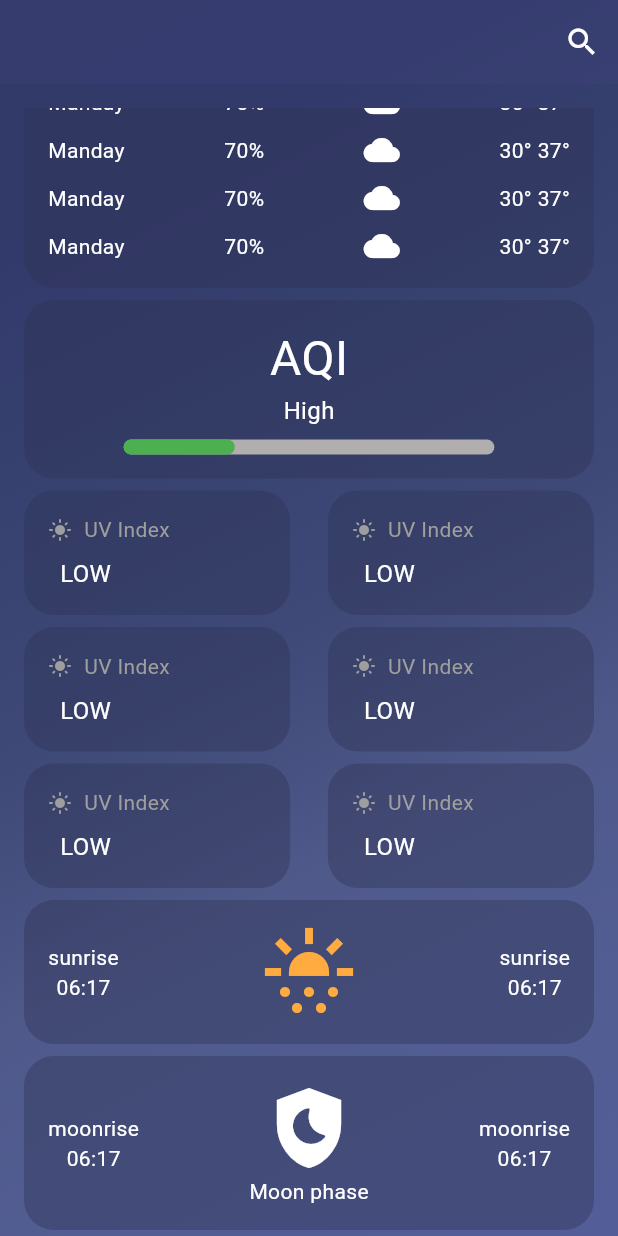
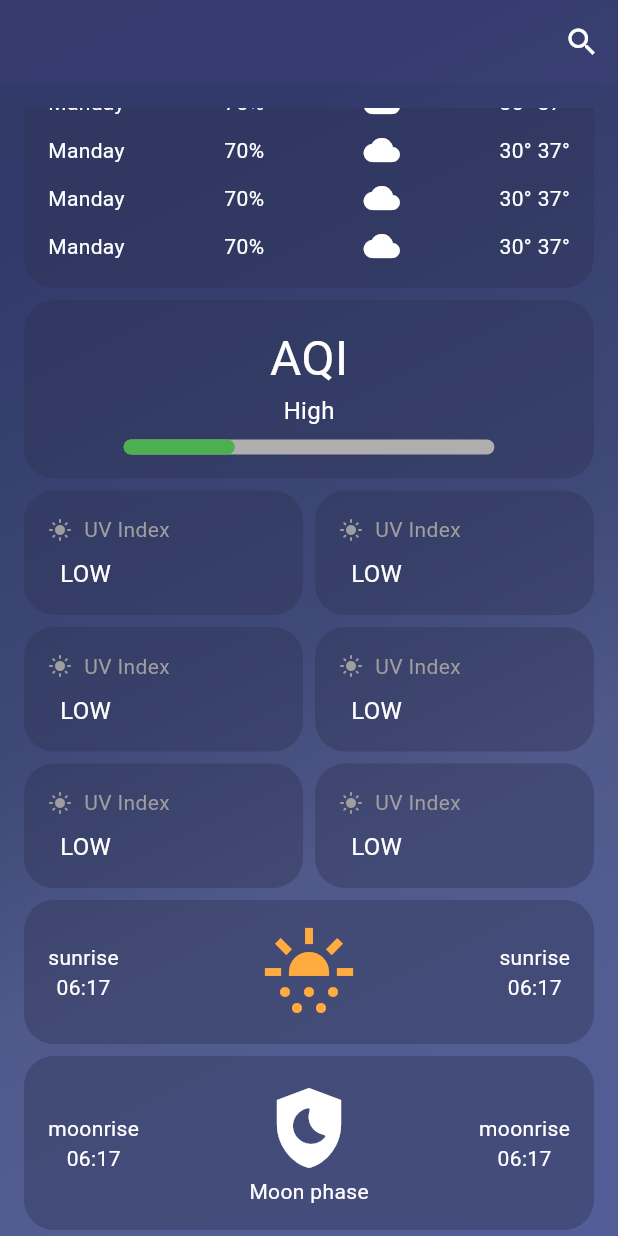
Before and after one commit to Mahmoudkhalafalah/NewsWeatherApp, a Flutter app: the screen it shows after launch, scrolled down 333 dp, on a phone screen of 412 x 824 dp. Run offline on Flutter 3.47's test engine with Material 3 defaults, Android fonts, the phone set to English and light mode, and no system bars; our stand-ins replace dio.

Commit message:
weather screen ui updated

```diff
--- a/lib/cubits/get_weather_cubit/get_weather_cubit.dart
+++ b/lib/cubits/get_weather_cubit/get_weather_cubit.dart
@@ -1,4 +1,4 @@
-import 'package:flutter_bloc/flutter_bloc.dart';
+/*import 'package:flutter_bloc/flutter_bloc.dart';
 import '../../services/weather_serivce.dart';
 import 'package:news_weather_app_project/cubits/get_weather_cubit/get_weather_states.dart';
 
@@ -17,4 +17,4 @@ class GetWeatherCubit extends Cubit<WeatherState> {
       emit();
     }
   }
-}
+}*/
--- a/lib/views/weather_details_view.dart
+++ b/lib/views/weather_details_view.dart
@@ -1,11 +1,21 @@
+import 'package:flutter/cupertino.dart';
 import 'package:flutter/material.dart';
 import 'package:news_weather_app_project/views/weather_search_view.dart';
 import 'package:news_weather_app_project/views/widgets.dart';
 
 import '../models/weather_model.dart';
 
-class WeatherDetails extends StatelessWidget {
+class WeatherDetails extends StatefulWidget {
   const WeatherDetails({super.key});
+
+  @override
+  State<WeatherDetails> createState() => _WeatherDetailsState();
+}
+
+class _WeatherDetailsState extends State<WeatherDetails> {
+  void updateUI() {
+    setState(() {});
+  }
 
   @override
   Widget build(BuildContext context) {
@@ -31,15 +41,17 @@ class WeatherDetails extends StatelessWidget {
           actions: [
             IconButton(
               onPressed: () {
-                Navigator.of(context).push(
-                  MaterialPageRoute(builder: (context){
-                    return const Search_View_Page();
-                  },
-                  )
+                Navigator.of(context).push(MaterialPageRoute(
+                  builder: (context) {
+                    return SearchView(
+                      updateUI: updateUI,
                     );
                   },
-              icon: const Icon(Icons.search
-                ,color: Colors.white,
+                ));
+              },
+              icon: const Icon(
+                Icons.search,
+                color: Colors.white,
               ),
             ),
           ],
@@ -50,22 +62,22 @@ class WeatherDetails extends StatelessWidget {
             child: Column(
               children: [
                 Row(
+                  mainAxisAlignment: MainAxisAlignment.spaceBetween,
+                  children: [
+                    Column(
+                      crossAxisAlignment: CrossAxisAlignment.start,
                       children: [
                         Text(
-                      '${weathermodel?.cityName}',
+                          weathermodel?.cityName ?? "cairo",
                           textAlign: TextAlign.left,
                           style: TextStyle(
                             fontSize: 64,
                             color: Colors.white,
                           ),
                         ),
-                  ],
-                ),
                         SizedBox(
                           height: 16,
                         ),
-                Row(
-                  children: [
                         Text(
                           'cloud',
                           textAlign: TextAlign.left,
@@ -74,13 +86,9 @@ class WeatherDetails extends StatelessWidget {
                             color: Colors.white,
                           ),
                         ),
-                  ],
-                ),
                         SizedBox(
                           height: 32,
                         ),
-                Row(
-                  children: [
                         Text(
                           '33° / 18° feels like 20°',
                           textAlign: TextAlign.left,
@@ -91,12 +99,20 @@ class WeatherDetails extends StatelessWidget {
                         ),
                       ],
                     ),
+                    Padding(
+                      padding: const EdgeInsets.only(right: 32),
+                      child: Icon(
+                        Icons.cloud,
+                        size: 80,
+                        color: Colors.white,
+                      ),
+                    )
+                  ],
+                ),
                 SizedBox(
                   height: 8,
                 ),
-                SizedBox(
-                  width: width,
-                  child: CustomContainer(
+                CustomContainer(
                   child: Column(
                     children: [
                       CustomForecastDayWidget(
@@ -169,12 +185,12 @@ class WeatherDetails extends StatelessWidget {
                     ],
                   ),
                 ),
-                ),
                 SizedBox(
                   height: 8,
                 ),
-                SizedBox(
-                  width: 400,
+                Row(
+                  children: [
+                    Expanded(
                       child: CustomContainer(
                           child: Column(
                         children: [
@@ -190,17 +206,20 @@ class WeatherDetails extends StatelessWidget {
                             height: 8,
                           ),
                           SizedBox(
-                        width: 3 * width / 5,
+                            width: 0.6 * width,
                             child: LinearProgressIndicator(
                               value: 0.3,
                               color: Colors.green,
                               backgroundColor: Color(0xffB0AEAE),
-                          borderRadius: BorderRadius.all(Radius.circular(10)),
+                              borderRadius:
+                                  BorderRadius.all(Radius.circular(10)),
                               minHeight: 10,
                             ),
                           )
                         ],
                       )),
+                    ),
+                  ],
                 ),
                 SizedBox(
                   height: 8,
@@ -213,6 +232,9 @@ class WeatherDetails extends StatelessWidget {
                         label: 'UV Index',
                         icon: Icons.light_mode,
                         value: 'LOW'),
+                    SizedBox(
+                      width: 8,
+                    ),
                     CustomSmallContainer(
                         label: 'UV Index', icon: Icons.light_mode, value: 'LOW')
                   ],
@@ -228,6 +250,9 @@ class WeatherDetails extends StatelessWidget {
                         label: 'UV Index',
                         icon: Icons.light_mode,
                         value: 'LOW'),
+                    SizedBox(
+                      width: 8,
+                    ),
                     CustomSmallContainer(
                         label: 'UV Index', icon: Icons.light_mode, value: 'LOW')
                   ],
@@ -243,6 +268,9 @@ class WeatherDetails extends StatelessWidget {
                         label: 'UV Index',
                         icon: Icons.light_mode,
                         value: 'LOW'),
+                    SizedBox(
+                      width: 8,
+                    ),
                     CustomSmallContainer(
                         label: 'UV Index', icon: Icons.light_mode, value: 'LOW')
                   ],
@@ -348,5 +376,4 @@ class WeatherDetails extends StatelessWidget {
   }
 }
 
-
 WeatherModel? weathermodel;
--- a/lib/views/widgets.dart
+++ b/lib/views/widgets.dart
@@ -68,9 +68,8 @@ class CustomSmallContainer extends StatelessWidget {
   @override
   Widget build(BuildContext context){
     double width = MediaQuery.of(context).size.width;
-    return CustomContainer(
-        child: SizedBox(
-          width: 3*width/8.5,
+    return Expanded(
+      child: CustomContainer(
           child: Column(
             crossAxisAlignment: CrossAxisAlignment.start,
                 children: [
@@ -93,7 +92,7 @@ class CustomSmallContainer extends StatelessWidget {
             ),
           )
                 ],
-              ),
-        ));
+              )),
+    );
   }
 }
```
Also changed, not shown: lib/views/weather_search_view.dart (+4 -9 lines). Lines whose indentation alone changed are shown as unchanged.
